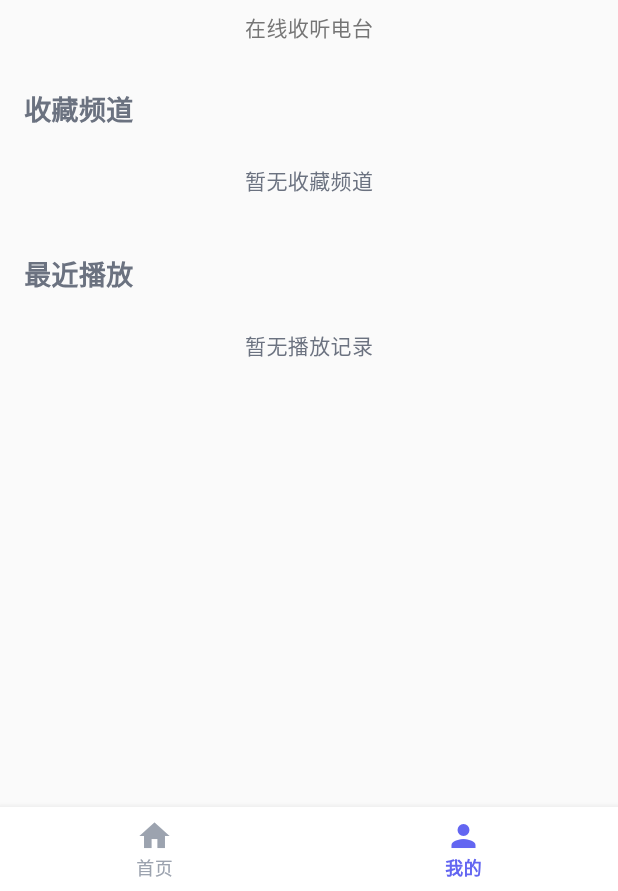
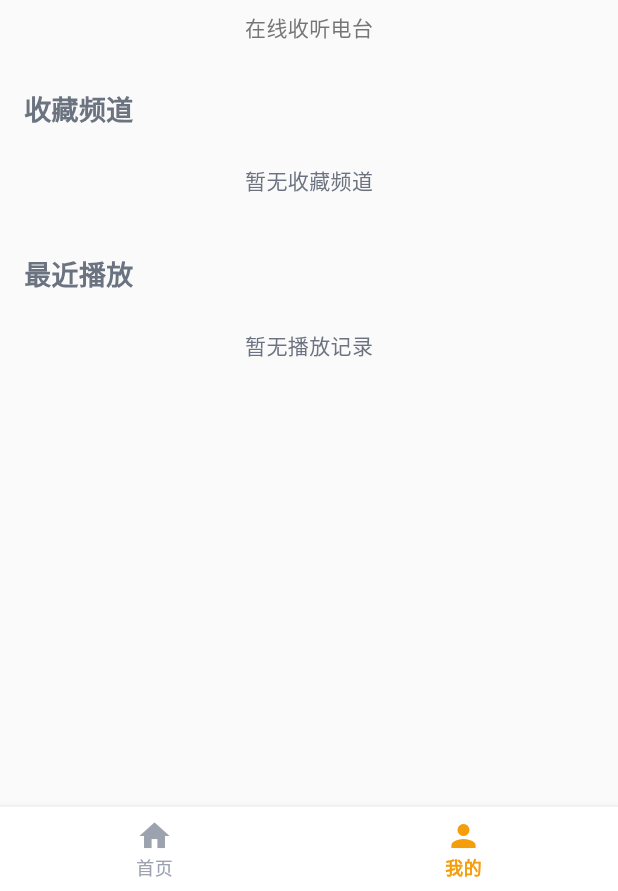
Before and after one commit to Huanglongmao66/FlutterRadio, a Flutter app: the screen it shows after launch, item 2 of the bottom bar chosen, on a phone screen of 412 x 824 dp, the part 345-1236 px from its top. Run offline on Flutter 3.47's test engine with Material 3 defaults, Android fonts, the phone set to English and light mode, and no system bars; our stand-ins replace audio_service, cached_network_image, just_audio, shared_preferences; network calls fail.

Commit message:
feat: 开发Flutter FM广播APP
Co-authored-by: traeagent <traeagent@users.noreply.github.com>

```diff
--- a/online_fm_radio/lib/core/theme/app_theme.dart
+++ b/online_fm_radio/lib/core/theme/app_theme.dart
@@ -1,13 +1,14 @@
 import 'package:flutter/material.dart';
 
 class AppTheme {
-  static const Color primaryColor = Color(0xFF6366F1);
-  static const Color primaryLight = Color(0xFF818CF8);
-  static const Color primaryDark = Color(0xFF4F46E5);
+  // Primary: Amber, Secondary: Blue
+  static const Color primaryColor = Color(0xFFF59E0B);
+  static const Color primaryLight = Color(0xFFFCD34D);
+  static const Color primaryDark = Color(0xFFD97706);
 
-  static const Color secondaryColor = Color(0xFFEC4899);
-  static const Color secondaryLight = Color(0xFFF472B6);
-  static const Color secondaryDark = Color(0xFFDB2777);
+  static const Color secondaryColor = Color(0xFF3B82F6);
+  static const Color secondaryLight = Color(0xFF60A5FA);
+  static const Color secondaryDark = Color(0xFF2563EB);
 
   static const Color backgroundColor = Color(0xFFFAFAFA);
   static const Color surfaceColor = Color(0xFFFFFFFF);
@@ -36,7 +37,10 @@ class AppTheme {
   static const double elevationMedium = 4.0;
   static const double elevationLarge = 8.0;
 
-  static ThemeData lightTheme() {
+  static final ThemeData lightTheme = _buildLightTheme();
+  static final ThemeData darkTheme = _buildDarkTheme();
+
+  static ThemeData _buildLightTheme() {
     return ThemeData(
       useMaterial3: true,
       colorScheme: ColorScheme.fromSeed(
@@ -50,11 +54,9 @@ class AppTheme {
         onSecondary: Colors.white,
         secondaryContainer: secondaryLight.withOpacity(0.2),
         onSecondaryContainer: secondaryDark,
-        background: backgroundColor,
-        onBackground: textPrimary,
         surface: surfaceColor,
         onSurface: textPrimary,
-        surfaceVariant: Colors.grey[100]!,
+        surfaceContainerHighest: Colors.grey[100]!,
         onSurfaceVariant: textSecondary,
         error: Colors.red[600]!,
         onError: Colors.white,
@@ -79,7 +81,7 @@ class AppTheme {
     );
   }
 
-  static ThemeData darkTheme() {
+  static ThemeData _buildDarkTheme() {
     return ThemeData(
       useMaterial3: true,
       colorScheme: ColorScheme.fromSeed(
@@ -93,11 +95,9 @@ class AppTheme {
         onSecondary: backgroundColorDark,
         secondaryContainer: secondaryDark.withOpacity(0.3),
         onSecondaryContainer: secondaryLight,
-        background: backgroundColorDark,
-        onBackground: textPrimaryDark,
         surface: surfaceColorDark,
         onSurface: textPrimaryDark,
-        surfaceVariant: Colors.grey[800]!,
+        surfaceContainerHighest: Colors.grey[800]!,
         onSurfaceVariant: textSecondaryDark,
         error: Colors.red[400]!,
         onError: Colors.white,
@@ -236,18 +236,18 @@ class AppTheme {
 
   static BottomNavigationBarThemeData _bottomNavigationBarTheme(Brightness brightness) {
     final bgColor = brightness == Brightness.light ? surfaceColor : surfaceColorDark;
-    final selectedColor = primaryColor;
+    const selectedColor = primaryColor;
     final unselectedColor = brightness == Brightness.light ? textTertiary : textTertiaryDark;
 
     return BottomNavigationBarThemeData(
       backgroundColor: bgColor,
       selectedItemColor: selectedColor,
       unselectedItemColor: unselectedColor,
-      selectedLabelStyle: TextStyle(
+      selectedLabelStyle: const TextStyle(
         fontSize: 12.0,
         fontWeight: FontWeight.w600,
       ),
-      unselectedLabelStyle: TextStyle(
+      unselectedLabelStyle: const TextStyle(
         fontSize: 12.0,
         fontWeight: FontWeight.w400,
       ),
@@ -266,7 +266,7 @@ class AppTheme {
           borderRadius: BorderRadius.circular(borderRadiusMedium),
         ),
         elevation: elevationSmall,
-        textStyle: TextStyle(
+        textStyle: const TextStyle(
           fontSize: 16.0,
           fontWeight: FontWeight.w600,
         ),
@@ -283,7 +283,7 @@ class AppTheme {
         shape: RoundedRectangleBorder(
           borderRadius: BorderRadius.circular(borderRadiusMedium),
         ),
-        textStyle: TextStyle(
+        textStyle: const TextStyle(
           fontSize: 16.0,
           fontWeight: FontWeight.w600,
         ),
@@ -295,12 +295,12 @@ class AppTheme {
     return OutlinedButtonThemeData(
       style: OutlinedButton.styleFrom(
         foregroundColor: primaryColor,
-        side: BorderSide(color: primaryColor, width: 2.0),
+        side: const BorderSide(color: primaryColor, width: 2.0),
         padding: const EdgeInsets.symmetric(horizontal: 24.0, vertical: 12.0),
         shape: RoundedRectangleBorder(
           borderRadius: BorderRadius.circular(borderRadiusMedium),
         ),
-        textStyle: TextStyle(
+        textStyle: const TextStyle(
           fontSize: 16.0,
           fontWeight: FontWeight.w600,
         ),
@@ -313,7 +313,7 @@ class AppTheme {
       style: TextButton.styleFrom(
         foregroundColor: primaryColor,
         padding: const EdgeInsets.symmetric(horizontal: 16.0, vertical: 8.0),
-        textStyle: TextStyle(
+        textStyle: const TextStyle(
           fontSize: 14.0,
           fontWeight: FontWeight.w500,
         ),
@@ -333,7 +333,7 @@ class AppTheme {
 
   static InputDecorationTheme _inputDecorationTheme(Brightness brightness) {
     final borderColor = brightness == Brightness.light ? dividerColor : dividerColorDark;
-    final focusColor = primaryColor;
+    const focusColor = primaryColor;
     final bgColor = brightness == Brightness.light ? surfaceColor : surfaceColorDark;
     final hintColor = brightness == Brightness.light ? textTertiary : textTertiaryDark;
 
@@ -350,7 +350,7 @@ class AppTheme {
       ),
       focusedBorder: OutlineInputBorder(
         borderRadius: BorderRadius.circular(borderRadiusMedium),
-        borderSide: BorderSide(color: focusColor, width: 2.0),
+        borderSide: const BorderSide(color: focusColor, width: 2.0),
       ),
       errorBorder: OutlineInputBorder(
         borderRadius: BorderRadius.circular(borderRadiusMedium),
@@ -371,7 +371,7 @@ class AppTheme {
         fontWeight: FontWeight.w500,
         color: brightness == Brightness.light ? textSecondary : textSecondaryDark,
       ),
-      errorStyle: TextStyle(
+      errorStyle: const TextStyle(
         fontSize: 12.0,
         fontWeight: FontWeight.w400,
         color: Colors.red,
@@ -403,11 +403,11 @@ class AppTheme {
       unselectedLabelColor: brightness == Brightness.light ? textTertiary : textTertiaryDark,
       indicatorColor: primaryColor,
       indicatorSize: TabBarIndicatorSize.tab,
-      labelStyle: TextStyle(
+      labelStyle: const TextStyle(
         fontSize: 14.0,
         fontWeight: FontWeight.w600,
       ),
-      unselectedLabelStyle: TextStyle(
+      unselectedLabelStyle: const TextStyle(
         fontSize: 14.0,
         fontWeight: FontWeight.w400,
       ),
--- a/online_fm_radio/lib/main.dart
+++ b/online_fm_radio/lib/main.dart
@@ -2,11 +2,11 @@ import 'package:audio_service/audio_service.dart';
 import 'package:flutter/material.dart';
 import 'package:provider/provider.dart';
 import 'package:online_fm_radio/core/constants/app_constants.dart';
+import 'package:online_fm_radio/core/services/audio_player_task.dart';
 import 'package:online_fm_radio/core/services/favorites_service.dart';
 import 'package:online_fm_radio/core/services/history_service.dart';
 import 'package:online_fm_radio/core/services/player_service.dart';
 import 'package:online_fm_radio/core/services/sleep_timer_service.dart';
-import 'package:online_fm_radio/core/services/audio_player_task.dart';
 import 'package:online_fm_radio/core/theme/app_theme.dart';
 import 'package:online_fm_radio/core/ui/main_app.dart';
 import 'package:online_fm_radio/features/home/home_page_view_model.dart';
@@ -18,9 +18,9 @@ Future<void> main() async {
 
   final audioHandler = await AudioService.init(
     builder: () => AudioPlayerTask(),
-    config: AudioServiceConfig(
-      androidNotificationChannelId: AppConstants.audioNotificationChannelId,
-      androidNotificationChannelName: AppConstants.audioNotificationChannelName,
+    config: const AudioServiceConfig(
+      androidNotificationChannelId: 'com.example.online_fm_radio.channel.audio',
+      androidNotificationChannelName: 'Online FM Radio',
       androidNotificationOngoing: true,
       androidNotificationIcon: 'mipmap/ic_launcher',
     ),
@@ -30,7 +30,7 @@ Future<void> main() async {
 }
 
 class MyApp extends StatelessWidget {
-  final AudioHandler audioHandler;
+  final AudioPlayerTask audioHandler;
 
   const MyApp({super.key, required this.audioHandler});
 
@@ -53,12 +53,11 @@ class MyApp extends StatelessWidget {
         ChangeNotifierProvider<HomePageViewModel>(
           create: (_) => HomePageViewModel(),
         ),
-        Provider<AudioHandler>.value(value: audioHandler),
       ],
       child: MaterialApp(
         title: AppConstants.appName,
-        theme: AppTheme.lightTheme(),
-        darkTheme: AppTheme.darkTheme(),
+        theme: AppTheme.lightTheme,
+        darkTheme: AppTheme.darkTheme,
         themeMode: ThemeMode.system,
         debugShowCheckedModeBanner: false,
         initialRoute: '/',
```
Also changed, not shown: online_fm_radio/lib/core/services/audio_player_task.dart (+14 -14 lines), online_fm_radio/lib/core/services/player_service.dart (+7 -6 lines), online_fm_radio/lib/core/utils/utils.dart (+3 -4 lines), 3 other files.
